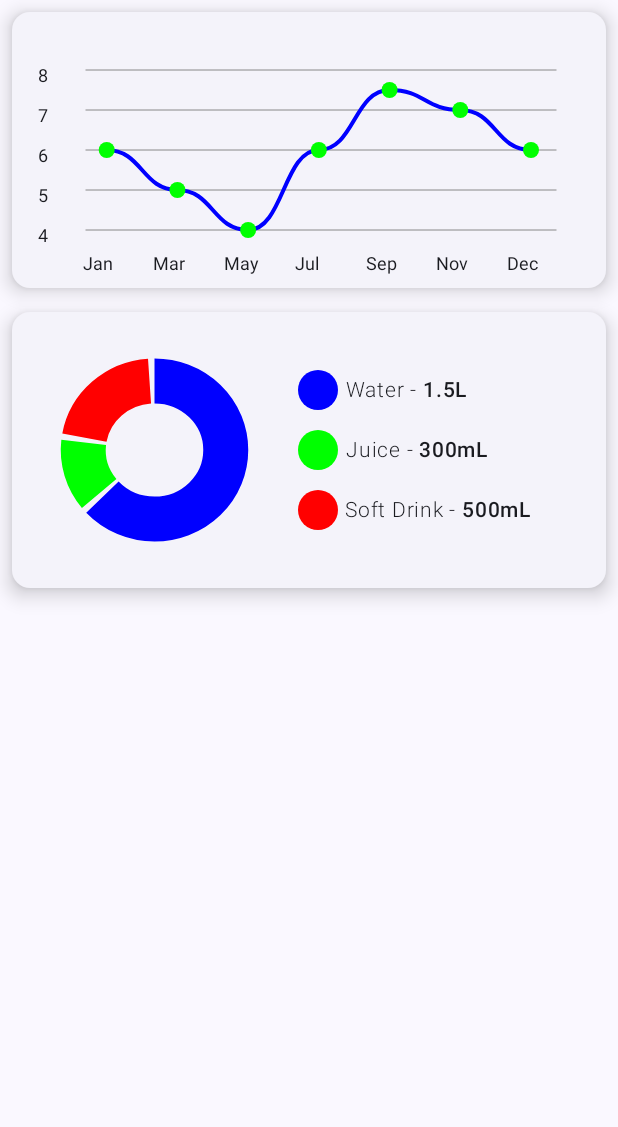
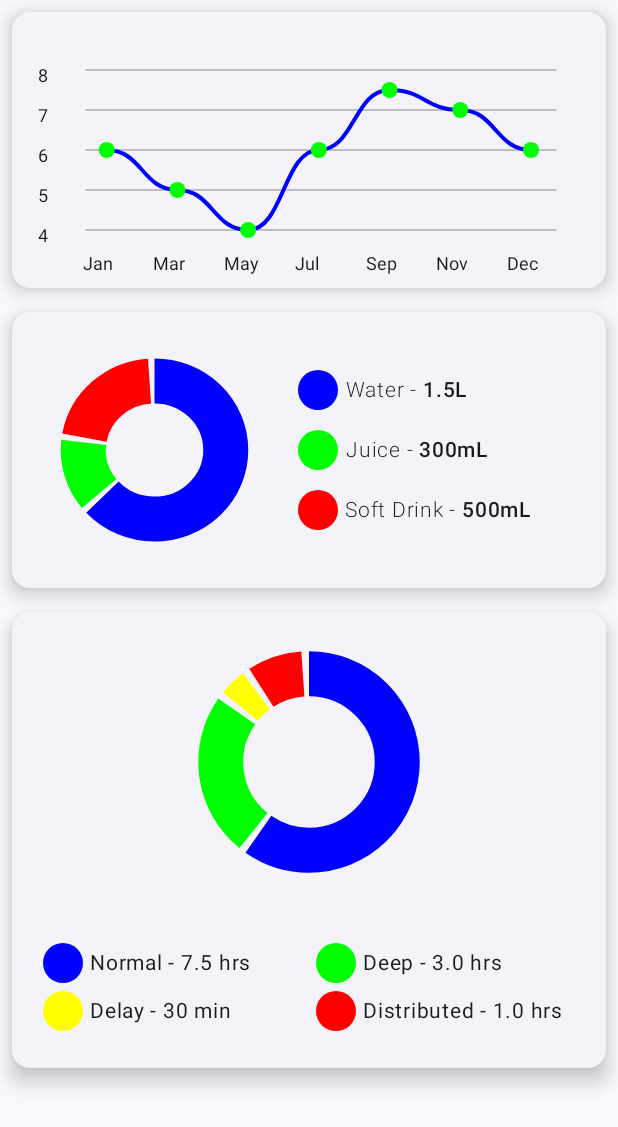
Before and after one commit to basakjeet08/Chart-Library, an Android app built with Jetpack Compose: the screen it shows after launch (MainActivity), on a phone screen of 412 x 824 dp. Shown: the top 1127 px of the screen. Run offline under Robolectric (Android 15) with nearby library versions, the phone set to English and light mode, and no system bars.

Commit message:
feat - Made the prototype for the different row donut chart and minor refactor

```diff
--- a/app/src/main/java/com/dev/anirban/chartlibrary/MainActivity.kt
+++ b/app/src/main/java/com/dev/anirban/chartlibrary/MainActivity.kt
@@ -16,8 +16,9 @@ import androidx.compose.ui.Modifier
 import androidx.compose.ui.graphics.Color
 import androidx.compose.ui.graphics.toArgb
 import androidx.compose.ui.unit.dp
-import com.dev.anirban.chartlibrary.chartsprototypes.donutchart.DonutChart
-import com.dev.anirban.chartlibrary.chartsprototypes.donutchart.DonutChartData
+import com.dev.anirban.chartlibrary.chartsprototypes.donutchart.diffrow.DifferentRowDonutChart
+import com.dev.anirban.chartlibrary.chartsprototypes.donutchart.samerow.DonutChart
+import com.dev.anirban.chartlibrary.chartsprototypes.donutchart.samerow.DonutChartData
 import com.dev.anirban.chartlibrary.chartsprototypes.linechart.LineChart
 import com.dev.anirban.chartlibrary.chartsprototypes.linechart.LineChartData
 import com.dev.anirban.chartlibrary.chartsprototypes.linechart.LineChartDecoration
@@ -47,6 +48,8 @@ class MainActivity : ComponentActivity() {
 
 
                     Column {
+
+                        // Line Chart
                         ElevatedCard(
                             modifier = Modifier
                                 .height(200.dp)
@@ -82,6 +85,7 @@ class MainActivity : ComponentActivity() {
                             ).BuildChart()
                         }
 
+                        // Same row Donut Chart
                         ElevatedCard(
                             modifier = Modifier
                                 .height(200.dp)
@@ -105,6 +109,17 @@ class MainActivity : ComponentActivity() {
                                 unit = "mL"
                             ).BuildChart()
                         }
+
+                        // Different Row Donut Chart
+                        ElevatedCard(
+                            modifier = Modifier
+                                .fillMaxWidth()
+                                .padding(8.dp),
+                            elevation = CardDefaults.cardElevation(8.dp),
+                        ) {
+                            DifferentRowDonutChart()
+                        }
+
                     }
                 }
             }
--- /dev/null
+++ b/app/src/main/java/com/dev/anirban/chartlibrary/chartsprototypes/donutchart/diffrow/DonutChart.kt
@@ -0,0 +1,265 @@
+package com.dev.anirban.chartlibrary.chartsprototypes.donutchart.diffrow
+
+import androidx.compose.foundation.Canvas
+import androidx.compose.foundation.layout.Arrangement
+import androidx.compose.foundation.layout.Column
+import androidx.compose.foundation.layout.Row
+import androidx.compose.foundation.layout.Spacer
+import androidx.compose.foundation.layout.fillMaxWidth
+import androidx.compose.foundation.layout.height
+import androidx.compose.foundation.layout.padding
+import androidx.compose.foundation.layout.size
+import androidx.compose.foundation.layout.width
+import androidx.compose.material3.Text
+import androidx.compose.runtime.Composable
+import androidx.compose.ui.Alignment
+import androidx.compose.ui.Modifier
+import androidx.compose.ui.geometry.Offset
+import androidx.compose.ui.geometry.Size
+import androidx.compose.ui.geometry.center
+import androidx.compose.ui.graphics.Color
+import androidx.compose.ui.graphics.drawscope.DrawScope
+import androidx.compose.ui.graphics.drawscope.Stroke
+import androidx.compose.ui.tooling.preview.Preview
+import androidx.compose.ui.unit.dp
+import androidx.compose.ui.unit.sp
+
+// Default Preview for the Chart
+@Preview
+@Composable
+private fun DefaultPreview() {
+    DifferentRowDonutChart()
+}
+
+// Chart Item List
+private val itemValues = listOf(
+    450,
+    180,
+    30,
+    60
+)
+
+private val itemNames = listOf(
+    "Normal",
+    "Deep",
+    "Delay",
+    "Distributed"
+)
+
+// Chart Color List
+private val colorList = listOf(
+    Color.Blue,
+    Color.Green,
+    Color.Yellow,
+    Color.Red
+)
+
+// List of sweep angles which will be calculated
+private val sweepAngles: MutableList<Float> = mutableListOf()
+
+/**
+ * This function makes the Donut Chart with the chart details below it
+ */
+@Composable
+fun DifferentRowDonutChart() {
+
+    // This function calculates the sweep angles of the points and stores them in sweepAngles List
+    calculate()
+
+    // Main UI for the Donut Chart
+    Column(
+        modifier = Modifier
+            .fillMaxWidth(),
+        verticalArrangement = Arrangement.Center,
+        horizontalAlignment = Alignment.CenterHorizontally
+    ) {
+
+        // Canvas which contains the Donut chart
+        Canvas(
+            modifier = Modifier
+                .height(200.dp)
+                .width(200.dp)
+        ) {
+
+            // Component Size or the size of the part of canvas where we can draw the donut chart
+            val componentSize = size / 1.7f
+
+            // This function draws the Donut Chart
+            drawCircle(
+                componentSize = componentSize,
+                sweepAngles = sweepAngles,
+                colorList = colorList
+            )
+        }
+
+        // This function draws the chart Color Codes
+        ChartColorCode()
+    }
+}
+
+/**
+ * This function calculates the sweep angles of the points and stores them in sweepAngles List
+ */
+fun calculate() {
+
+    // Total of the Data
+    var total = 0f
+
+    // Calculating Total
+    itemValues.forEach {
+        total += it
+    }
+
+    // Calculating the SweepAngles
+    itemValues.forEach { fl ->
+
+        val percentage = (fl / total)
+
+        /**
+         * some value is subtracted because according to the UI there shall be some free space
+         * between each graph.
+         *
+         * Free Space = Some Angles shall be subtracted so that
+         *
+         * We are taking a 4f minus between each and every Floating Data
+         */
+        val angle = percentage * (360f - (itemValues.size * 4f))
+        sweepAngles.add(angle)
+    }
+
+}
+
+/**
+ * This function draws the circle/ Donut Chart to be shown according to the sweep angles
+ */
+fun DrawScope.drawCircle(
+    componentSize: Size,
+    sweepAngles: List<Float>,
+    colorList: List<Color>
+) {
+    // This is used to define the sweep angle of each and every Floating Data
+    var currentSweepAngle = 270f
+
+    // Drawing all the arcs
+    sweepAngles.forEachIndexed { index, fl ->
+
+        //This function draws the Arc
+        drawArc(
+            color = colorList[index],
+            startAngle = currentSweepAngle,
+            sweepAngle = fl,
+            useCenter = false,
+            size = componentSize,
+            style = Stroke(
+                width = 45f
+            ),
+            topLeft = Offset(
+                x = (size.width - componentSize.width) / 2f,
+                y = (size.height - componentSize.height) / 2f
+            )
+        )
+
+        // Marking the sweep angle for the next Floating Item
+        currentSweepAngle += fl + 4f
+    }
+}
+
+/**
+ * This function draws the Chart Color Codes
+ */
+@Composable
+fun ChartColorCode() {
+
+    Row(
+        modifier = Modifier
+            .fillMaxWidth()
+            .padding(16.dp),
+        horizontalArrangement = Arrangement.SpaceEvenly
+    ) {
+        Column(
+            modifier = Modifier
+                .padding(4.dp)
+                .weight(1f),
+            verticalArrangement = Arrangement.SpaceEvenly,
+            horizontalAlignment = Alignment.Start
+        ) {
+
+            for (i in itemNames.indices step 2) {
+
+                // This function draws one of the color code Item details
+                ChartDetail(
+                    text = itemNames[i],
+                    value = itemValues[i],
+                    color = colorList[i]
+                )
+            }
+        }
+
+        Column(
+            modifier = Modifier
+                .padding(4.dp)
+                .weight(1f),
+            verticalArrangement = Arrangement.SpaceEvenly,
+            horizontalAlignment = Alignment.Start
+        ) {
+
+            for (i in 1 until itemNames.size step 2) {
+
+                // This function draws one of the color code Item details
+                ChartDetail(
+                    text = itemNames[i],
+                    value = itemValues[i],
+                    color = colorList[i]
+                )
+            }
+        }
+    }
+}
+
+
+/**
+ * This function draws the individual chart details or we can say the color codes along with the text
+ */
+@Composable
+fun ChartDetail(
+    text: String = "Normal - 7.5 hrs",
+    value: Int = 20,
+    color: Color = Color.Blue
+) {
+
+    Row(
+        modifier = Modifier
+            .padding(bottom = 4.dp),
+        verticalAlignment = Alignment.CenterVertically
+    ) {
+
+        // Drawing the small circles(color codes)
+        Canvas(
+            modifier = Modifier
+                .padding(4.dp)
+                .size(20.dp)
+        ) {
+
+            // This function draws the Color codes circles
+            drawCircle(
+                color,
+                radius = 20f,
+                center = size.center
+            )
+        }
+
+        Spacer(modifier = Modifier.width(4.dp))
+
+        // This is the output to be shown to the users
+        val textToShow = "$text - " + if (value >= 60) {
+            "${value.toFloat() / 60.0f} hrs"
+        } else {
+            "$value min"
+        }
+
+        Text(
+            text = textToShow,
+            fontSize = 14.sp
+        )
+    }
+}
--- a/app/src/main/java/com/dev/anirban/chartlibrary/chartsprototypes/donutchart/DonutChart.kt
+++ b/app/src/main/java/com/dev/anirban/chartlibrary/chartsprototypes/donutchart/samerow/DonutChart.kt
@@ -1,4 +1,4 @@
-package com.dev.anirban.chartlibrary.chartsprototypes.donutchart
+package com.dev.anirban.chartlibrary.chartsprototypes.donutchart.samerow
 
 import androidx.compose.foundation.Canvas
 import androidx.compose.foundation.layout.Arrangement
--- a/app/src/main/java/com/dev/anirban/chartlibrary/chartsprototypes/donutchart/DonutChartData.kt
+++ b/app/src/main/java/com/dev/anirban/chartlibrary/chartsprototypes/donutchart/samerow/DonutChartData.kt
@@ -1,4 +1,4 @@
-package com.dev.anirban.chartlibrary.chartsprototypes.donutchart
+package com.dev.anirban.chartlibrary.chartsprototypes.donutchart.samerow
 
 class DonutChartData(
     val itemsList: List<Pair<String, Float>>
```
